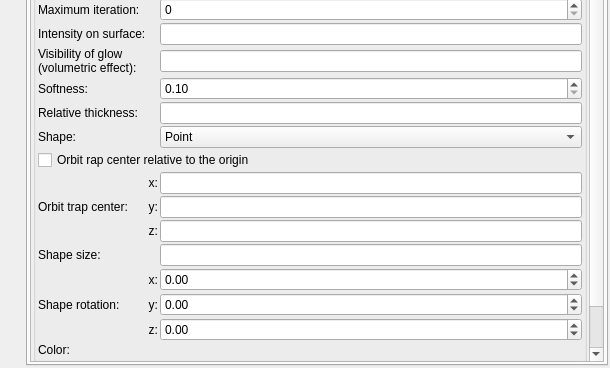
The window that mandelbulber2/qt/dock_effects.ui (buddhi1980/mandelbulber2) describes before a commit, drawn with Qt 5; both pictures show x 0 to 610 and y 788 to 1156 of the 610 by 1156 pixel window.
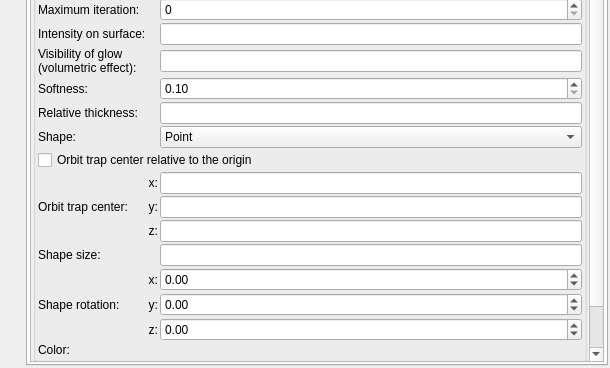
The same window after the commit. The open tabs and pages were chosen to show the change. Icons and pictures are not drawn. Custom widgets are drawn as their Qt base class.

Commit message: Corrected spelling mistake in Orbit traps groupbox Cleaned up code in OpenCL ComputeFractal

Patch:
```diff
--- a/mandelbulber2/qt/dock_effects.ui
+++ b/mandelbulber2/qt/dock_effects.ui
@@ -3575,7 +3575,7 @@
           <property name="geometry">
            <rect>
             <x>0</x>
-            <y>-88</y>
+            <y>0</y>
             <width>553</width>
             <height>1188</height>
            </rect>
@@ -4567,7 +4567,7 @@
                    </sizepolicy>
                   </property>
                   <property name="text">
-                   <string>Orbit rap center relative to the origin</string>
+                   <string>Orbit trap center relative to the origin</string>
                   </property>
                  </widget>
                 </item>
```
Left out of the diff: 14 changed lines with no effect on the pictures. The commit also changes 1 other file.
